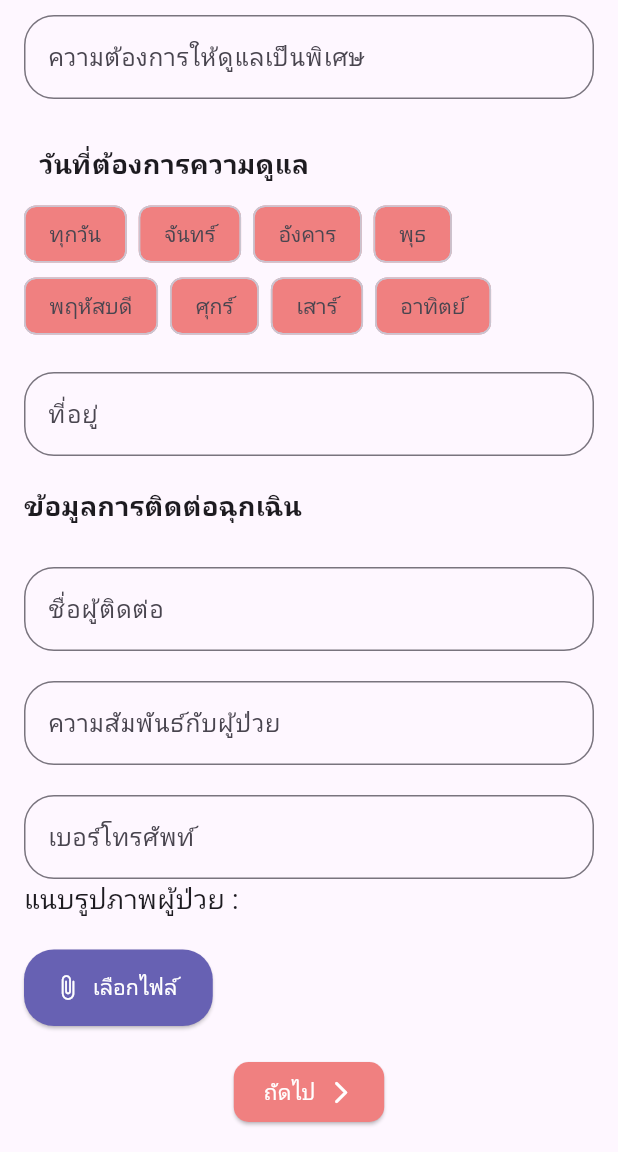
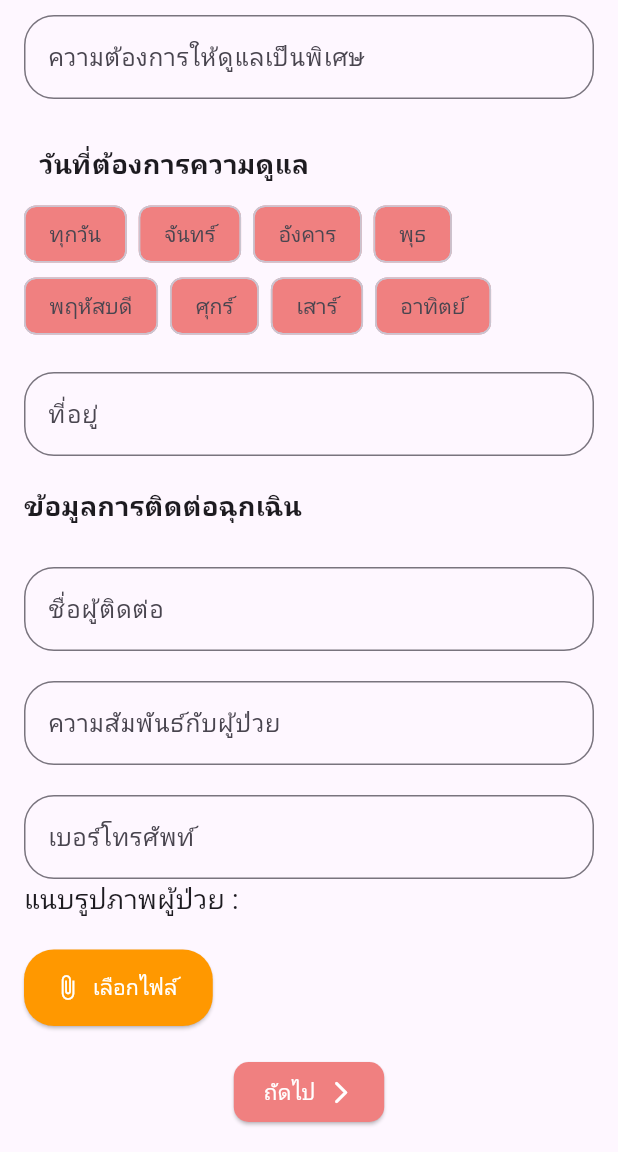
Before and after one commit to s6352410011/CarePatient, a Flutter app: the PFormMedicalUI screen opened directly, scrolled down 362 dp, on a phone screen of 412 x 824 dp, the part 84-1236 px from its top. Run offline on Flutter 3.47's test engine with Material 3 defaults, Android fonts, the light colour scheme and no system bars; our stand-ins replace animate_do, cloud_firestore, email_validator, file_picker, firebase_auth, firebase_core and 10 more; accounts and stored records are empty; network calls fail.

Commit message:
Change set to update in forms

```diff
--- a/lib/Patient_Page/FormPatient_Page/form_HistoryMedical_ui.dart
+++ b/lib/Patient_Page/FormPatient_Page/form_HistoryMedical_ui.dart
@@ -505,12 +505,12 @@ class _PFormMedicalUIState extends State<PFormMedicalUI> {
 
                 if (result != null) {
                   setState(() {
-                    // ตัดชื่อไฟล์ให้เหลือแค่ email ของผู้ใช้
-                    _selectedFile = _email!.substring(0, _email!.indexOf('@')) +
-                        '_patient.jpg';
+                    _selectedFile = result.files.single.path!;
                   });
+
+                  // เรียกใช้ฟังก์ชันอัปโหลดไฟล์
+                  await _uploadImage(File(_selectedFile!));
                 } else {
-                  // ถ้าผู้ใช้ยกเลิกการเลือกไฟล์
                   showDialog(
                     context: context,
                     builder: (context) {
@@ -530,19 +530,19 @@ class _PFormMedicalUIState extends State<PFormMedicalUI> {
                   );
                 }
               },
-              icon: Icon(Icons.attach_file_rounded), // ไอคอนแนบไฟล์
-              // label: Text('เลือกไฟล์ $_selectedFile'), // ข้อความปุ่ม
-              label: Text('เลือกไฟล์ '), // ข้อความปุ่ม
+              icon: Icon(Icons.attach_file),
+              // label: Text('เลือกไฟล์ $_selectedFile'),
+              label: Text('เลือกไฟล์ '),
               style: ElevatedButton.styleFrom(
-                foregroundColor: Colors.white, // สีข้อความบนปุ่ม
-                backgroundColor: AllColor.Secondary, // สีปุ่ม
+                foregroundColor: Colors.white,
+                backgroundColor: Colors.orange,
                 shape: RoundedRectangleBorder(
                   borderRadius: BorderRadius.circular(20),
                 ),
                 padding: EdgeInsets.symmetric(
                   horizontal: 20,
                   vertical: 15,
-                ), // ขนาดการเรียงรูปและข้อความ
+                ),
               ),
             ),
             SizedBox(height: 20),
@@ -704,7 +704,7 @@ class _PFormMedicalUIState extends State<PFormMedicalUI> {
                                             await firebase;
                                             await _usersCollection
                                                 .doc(user!.email)
-                                                .set({
+                                                .update({
                                               'acceptedPolicy': _acceptedPolicy,
                                               'email': _email,
                                               'history_medicine':
```
Also changed, not shown: lib/Caregiver_Page/FormCaregiver_Page/form_HistoryWork_ui.dart (+62 -0 lines), lib/Caregiver_Page/FormCaregiver_Page/form_generalCaregiver_info_ui.dart (+5 -5 lines).
